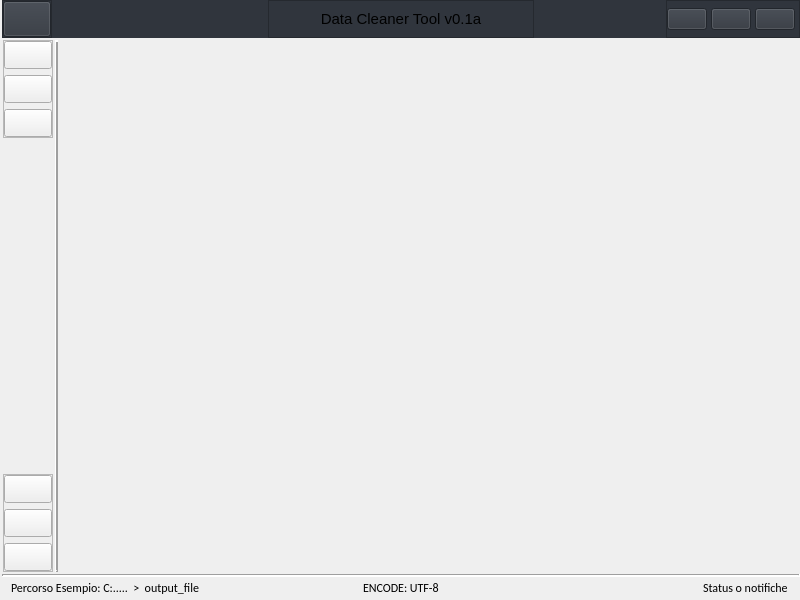
Old version of the form Data_Cleaner_Tool/UI/data_tool.ui in the repository RofferTorres/Data_Cleaner_APP.
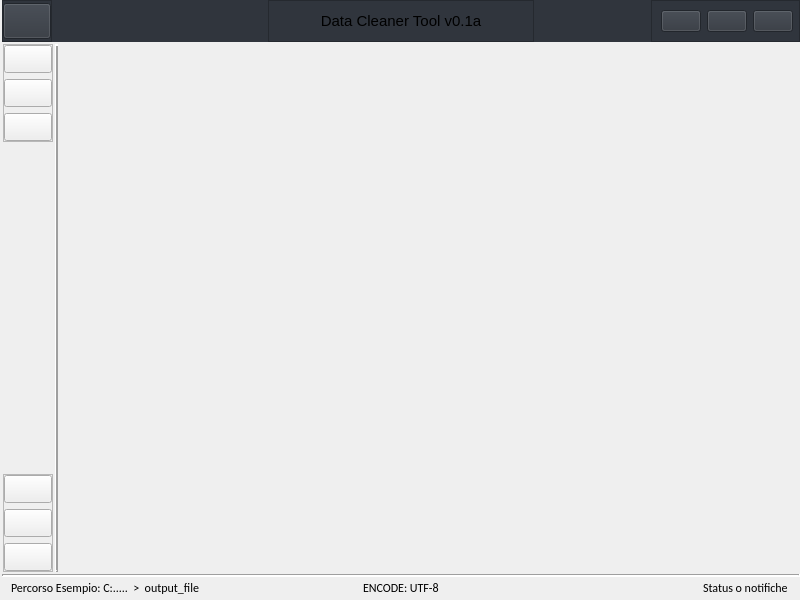
New version of the form. Icons and pictures are not drawn.

Commit message: update system buttons

```diff
--- a/Data_Cleaner_Tool/UI/data_tool.ui
+++ b/Data_Cleaner_Tool/UI/data_tool.ui
@@ -745,20 +745,8 @@
           <enum>QFrame::Raised</enum>
          </property>
          <layout class="QHBoxLayout" name="horizontalLayout_6">
-          <property name="spacing">
-           <number>4</number>
-          </property>
-          <property name="leftMargin">
-           <number>0</number>
-          </property>
-          <property name="topMargin">
-           <number>0</number>
-          </property>
           <property name="rightMargin">
-           <number>4</number>
-          </property>
-          <property name="bottomMargin">
-           <number>0</number>
+           <number>6</number>
           </property>
           <item>
            <widget class="QPushButton" name="closeBtn">
@@ -775,6 +763,18 @@
               <height>16</height>
              </size>
             </property>
+            <property name="checkable">
+             <bool>true</bool>
+            </property>
+            <property name="checked">
+             <bool>false</bool>
+            </property>
+            <property name="autoRepeat">
+             <bool>false</bool>
+            </property>
+            <property name="autoRepeatDelay">
+             <number>10</number>
+            </property>
            </widget>
           </item>
           <item>
@@ -784,7 +784,21 @@
             </property>
             <property name="icon">
              <iconset resource="../../resource.qrc">
-              <normaloff>:/icons/icons/macos-minimize-30.png</normaloff>:/icons/icons/macos-minimize-30.png</iconset>
+              <normaloff>:/icons/icons/macos-minimize-30.png</normaloff>
+              <normalon>:/icons/icons/macos-minimize-30.png</normalon>
+              <activeon>:/icons/icons/hover-macos-minimize-30.png</activeon>:/icons/icons/macos-minimize-30.png</iconset>
+            </property>
+            <property name="iconSize">
+             <size>
+              <width>16</width>
+              <height>16</height>
+             </size>
+            </property>
+            <property name="checkable">
+             <bool>true</bool>
+            </property>
+            <property name="autoDefault">
+             <bool>false</bool>
             </property>
            </widget>
           </item>
@@ -795,7 +809,18 @@
             </property>
             <property name="icon">
              <iconset resource="../../resource.qrc">
-              <normaloff>:/icons/icons/macos-full-screen-30.png</normaloff>:/icons/icons/macos-full-screen-30.png</iconset>
+              <normaloff>:/icons/icons/macos-full-screen-30.png</normaloff>
+              <normalon>:/icons/icons/macos-full-screen-30.png</normalon>
+              <activeon>:/icons/icons/hover-macos-full-screen-30.png</activeon>:/icons/icons/macos-full-screen-30.png</iconset>
+            </property>
+            <property name="iconSize">
+             <size>
+              <width>16</width>
+              <height>16</height>
+             </size>
+            </property>
+            <property name="checkable">
+             <bool>true</bool>
             </property>
            </widget>
           </item>
```
Left out of the diff: 7 changed lines with no effect on the pictures. The commit also changes 5 other files.
